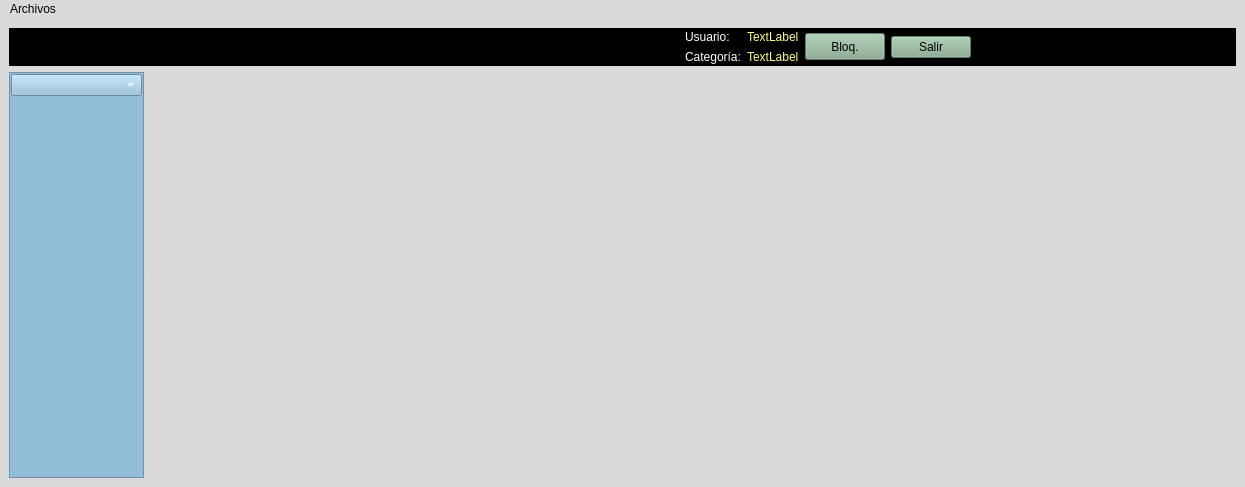
Qt form mainwindow.ui (arcnexus/RedFoX) before a commit.
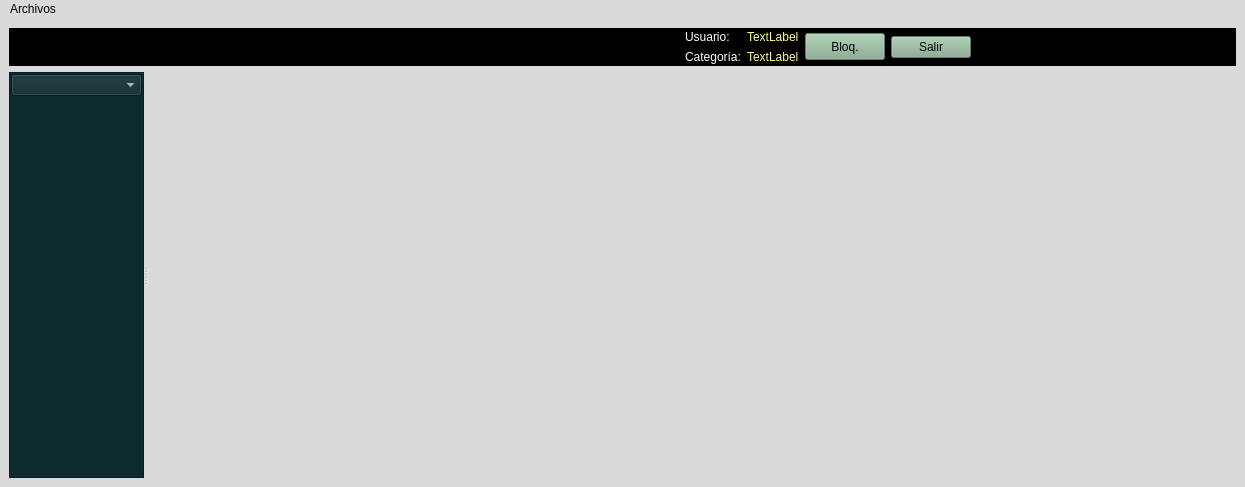
The same form after that commit. Icons and pictures are not drawn.

What changed in the file:
```diff
--- a/mainwindow.ui
+++ b/mainwindow.ui
@@ -579,7 +579,7 @@
         </size>
        </property>
        <property name="styleSheet">
-        <string notr="true">background-color: rgb(147, 190, 218);</string>
+        <string notr="true">background-color: #0D2B2F;</string>
        </property>
        <property name="frameShape">
         <enum>QFrame::StyledPanel</enum>
```
Left out of the diff: 11 changed lines with no effect on the pictures.
